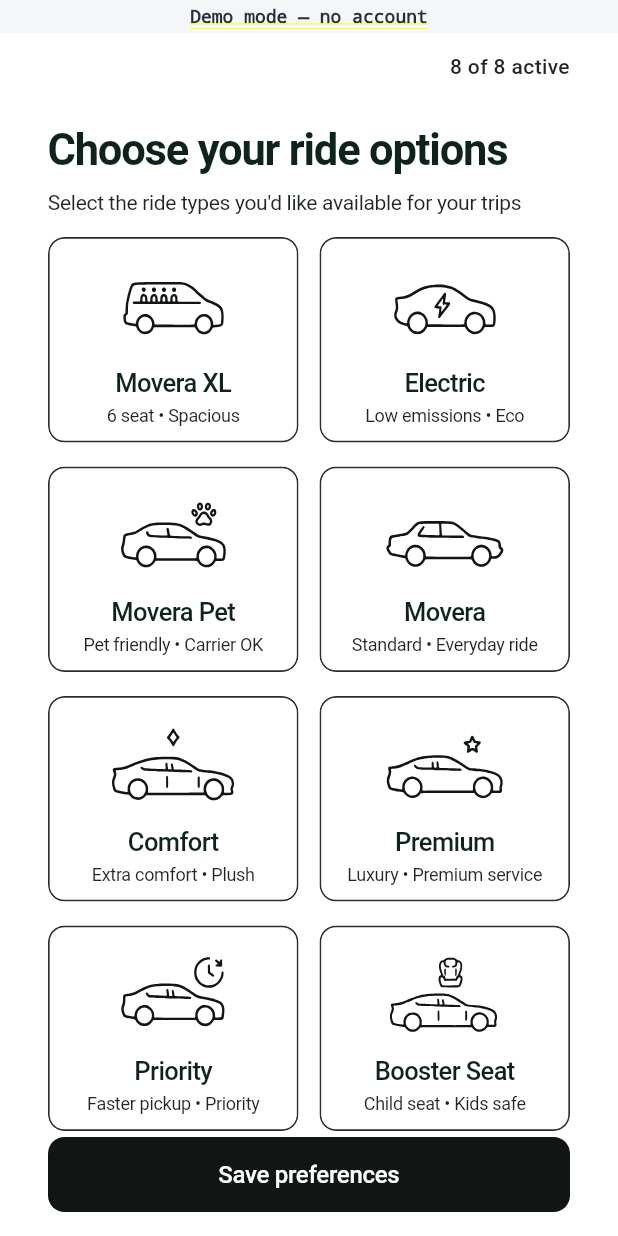
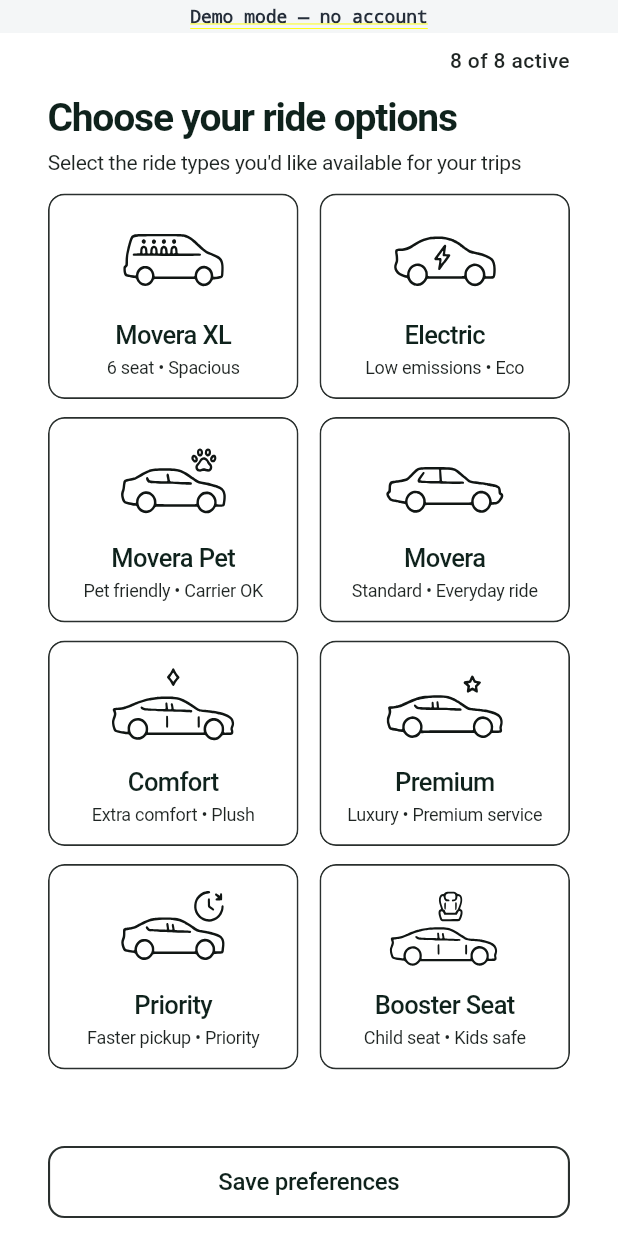
Before and after one commit to baccarisverige-ux/Movera-drider-, a Flutter app: the Preferences screen opened directly, on a phone screen of 412 x 824 dp. Run offline on Flutter 3.47's test engine with Material 3 defaults, Android fonts, the phone set to English and light mode, and no system bars; our stand-ins replace dotted_line, file_picker, flutter_rating_bar, flutter_screenutil, flutter_svg, geolocator and 7 more; missing offline and left inert: circle_progress_bar, country_pickers, mobkit_dashed_border, pointer_interceptor; accounts and stored records are empty; network calls fail.

Commit message:
Fit Ride preferences on one screen with a light save button
Cards size themselves to the space left after the heading and button,
so all eight options and Save preferences fit without scrolling on
small and large phones. The save button is now white with a dark
outline instead of a black fill.

Co-Authored-By: Claude Opus 5.5 <noreply@anthropic.com>
Claude-Session: https://claude.ai/code/session_01EKMMJ5CGCaxTcP2ZkW8tJH

```diff
--- a/lib/presentation/driver/preferences/preferences.dart
+++ b/lib/presentation/driver/preferences/preferences.dart
@@ -175,18 +175,28 @@ class _PreferencesState extends State<Preferences> {
                     child: _buildHeader(),
                   ),
                   Expanded(
-                    child: GridView.builder(
-                      padding: EdgeInsets.fromLTRB(side, 0, side, 10),
+                    child: LayoutBuilder(
+                      builder: (context, constraints) {
+                        // Shrink the cards so all four rows fit on screen.
+                        final extent =
+                            ((constraints.maxHeight - 8 - 3 * 12) / 4).clamp(
+                              100.0,
+                              137.0,
+                            );
+                        return GridView.builder(
+                          padding: EdgeInsets.fromLTRB(side, 0, side, 8),
                           gridDelegate:
-                          const SliverGridDelegateWithFixedCrossAxisCount(
+                              SliverGridDelegateWithFixedCrossAxisCount(
                                 crossAxisCount: 2,
-                            mainAxisSpacing: 16,
+                                mainAxisSpacing: 12,
                                 crossAxisSpacing: 14,
-                            mainAxisExtent: 137,
+                                mainAxisExtent: extent,
                               ),
                           itemCount: _displayOrder.length,
                           itemBuilder: (context, i) =>
-                          _buildCategory(_displayOrder[i]),
+                              _buildCategory(_displayOrder[i], extent: extent),
+                        );
+                      },
                     ),
                   ),
                   Padding(
@@ -204,7 +214,7 @@ class _PreferencesState extends State<Preferences> {
       crossAxisAlignment: CrossAxisAlignment.start,
       children: [
         Padding(
-          padding: const EdgeInsets.only(top: 12),
+          padding: const EdgeInsets.only(top: 8),
           child: Align(
             alignment: Alignment.centerRight,
             child: Text(
@@ -218,18 +228,18 @@ class _PreferencesState extends State<Preferences> {
             ),
           ),
         ),
-        const SizedBox(height: 30),
+        const SizedBox(height: 14),
         const Text(
           'Choose your ride options',
           style: TextStyle(
             color: _heading,
-            fontSize: 29,
+            fontSize: 26,
             height: 1.1,
             fontWeight: FontWeight.w700,
             letterSpacing: -0.8,
           ),
         ),
-        const SizedBox(height: 10),
+        const SizedBox(height: 6),
         const Text(
           "Select the ride types you'd like available for your trips",
           style: TextStyle(
@@ -240,12 +250,15 @@ class _PreferencesState extends State<Preferences> {
             letterSpacing: -0.2,
           ),
         ),
-        const SizedBox(height: 14),
+        const SizedBox(height: 12),
       ],
     );
   }
 
-  Widget _buildCategory(int index) {
+  Widget _buildCategory(int index, {double extent = 137}) {
+    // Small screens get slightly smaller text so the icon keeps its room.
+    final compact = extent < 120;
+    final iconHeight = (extent - (compact ? 58 : 69)).clamp(36.0, 68.0);
     final category = _categories[index];
     final selected = _selected[index];
     final radius = BorderRadius.circular(11);
@@ -269,13 +282,14 @@ class _PreferencesState extends State<Preferences> {
                 width: 1.1,
               ),
             ),
+            padding: const EdgeInsets.symmetric(vertical: 6),
             child: Column(
+              mainAxisAlignment: MainAxisAlignment.center,
               children: [
-                const SizedBox(height: 14),
                 SvgPicture.asset(
                   category.icon,
-                  width: 124,
-                  height: 68,
+                  width: iconHeight * 124 / 68,
+                  height: iconHeight,
                   colorFilter: ColorFilter.mode(
                     selected ? _ink : _offInk,
                     BlendMode.srcIn,
@@ -291,7 +305,7 @@ class _PreferencesState extends State<Preferences> {
                     textAlign: TextAlign.center,
                     style: TextStyle(
                       color: selected ? _heading : _offInk,
-                      fontSize: 17,
+                      fontSize: compact ? 15 : 17,
                       height: 1.25,
                       fontWeight: FontWeight.w500,
                       letterSpacing: -0.4,
@@ -308,14 +322,14 @@ class _PreferencesState extends State<Preferences> {
                     textAlign: TextAlign.center,
                     style: TextStyle(
                       color: selected ? _text : _offInk,
-                      fontSize: 12,
+                      fontSize: compact ? 11 : 12,
                       height: 1.25,
                       fontWeight: FontWeight.w400,
                       letterSpacing: -0.2,
                     ),
                   ),
                 ),
-                const SizedBox(height: 8),
+                const SizedBox(height: 2),
               ],
             ),
           ),
@@ -326,16 +340,20 @@ class _PreferencesState extends State<Preferences> {
 
   Widget _buildSaveArea() {
     return Padding(
-      padding: const EdgeInsets.only(top: 4, bottom: 16),
+      padding: const EdgeInsets.only(top: 4, bottom: 12),
       child: SizedBox(
         width: double.infinity,
-        height: 50,
-        child: FilledButton(
+        height: 48,
+        child: OutlinedButton(
           onPressed: _selectedCount == 0 ? null : _save,
-          style: FilledButton.styleFrom(
-            backgroundColor: _ink,
-            foregroundColor: Colors.white,
-            disabledBackgroundColor: const Color(0xFFD6DBDE),
+          style: OutlinedButton.styleFrom(
+            backgroundColor: Colors.white,
+            foregroundColor: _heading,
+            disabledForegroundColor: _offInk,
+            side: BorderSide(
+              color: _selectedCount == 0 ? _offBorder : _border,
+              width: 1.4,
+            ),
             shape: RoundedRectangleBorder(
               borderRadius: BorderRadius.circular(11),
             ),
```
Lines whose indentation alone changed are shown as unchanged.
